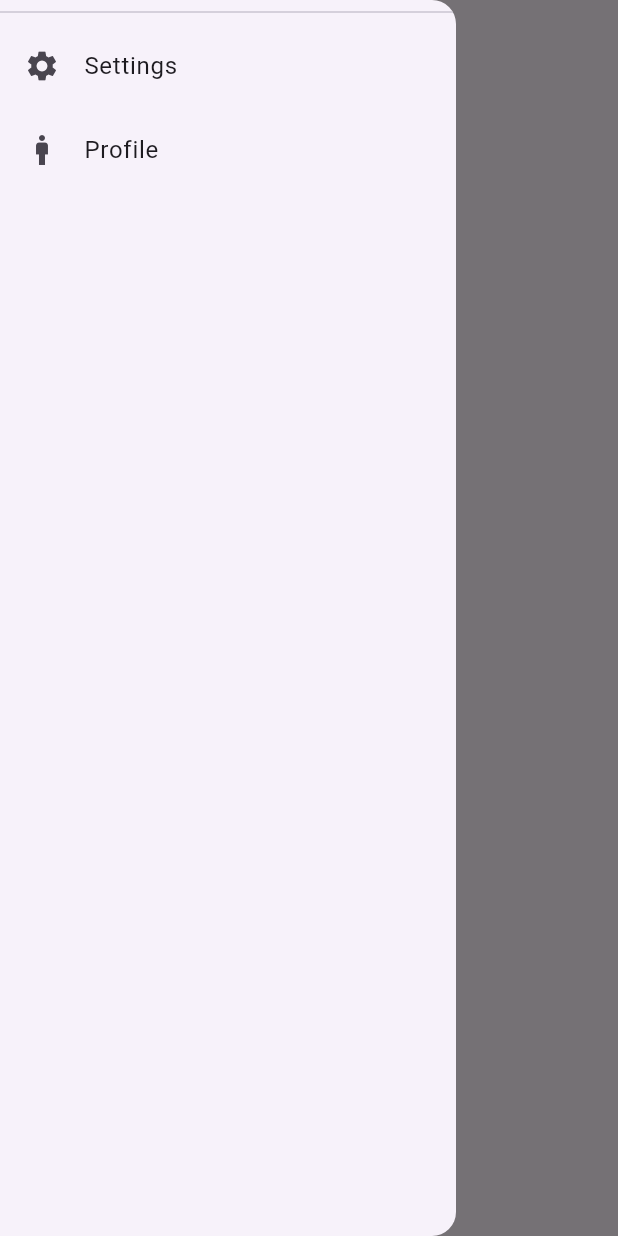
After one commit to Prathamesh0009/ts_social, a Flutter app: the HomeScreen screen opened directly, with the side drawer open, on a phone screen of 412 x 824 dp. The commit adds this screen. Run offline on Flutter 3.47's test engine with Material 3 defaults, Android fonts, the phone set to English and light mode, and no system bars; our stand-ins replace flutter_svg; missing offline and left inert: amplify_auth_cognito, amplify_flutter.

Commit message:
added_app_drawer

```diff
--- a/lib/screens/email_verification_screen.dart
+++ b/lib/screens/email_verification_screen.dart
@@ -1,7 +1,7 @@
 import 'package:flutter/material.dart';
 import 'package:amplify_flutter/amplify_flutter.dart';
 import 'package:ts_social/constants/styles.dart';
-import 'package:ts_social/screens/welcome_screen.dart';
+import 'package:ts_social/screens/home_screen.dart';
 import 'package:ts_social/widgets/custom_button.dart';
 import 'package:ts_social/widgets/text_input_field.dart';
 
@@ -34,7 +34,7 @@ class _EmailVerificationScreenState extends State<EmailVerificationScreen> {
           Navigator.push(
             context,
             MaterialPageRoute(
-              builder: (context) => WelcomeScreen(),
+              builder: (context) => HomeScreen(),
             ),
           );
         } else {
--- /dev/null
+++ b/lib/screens/home_screen.dart
@@ -0,0 +1,20 @@
+import 'package:flutter/material.dart';
+import 'package:ts_social/widgets/app_drawer.dart';
+
+class HomeScreen extends StatelessWidget {
+
+  const HomeScreen({Key? key,}) : super(key: key);
+
+  @override
+  Widget build(BuildContext context) {
+    return Scaffold(
+      appBar: AppBar(
+        title: const Text('Home'),
+      ),
+      drawer: AppDrawer(),
+      body: const Center(
+        child: Text('Welcome to the Home Screen!'),
+      ),
+    );
+  }
+}
--- a/lib/screens/login_screen.dart
+++ b/lib/screens/login_screen.dart
@@ -3,7 +3,7 @@ import 'package:flutter/material.dart';
 import 'package:amplify_flutter/amplify_flutter.dart';
 import 'package:ts_social/constants/styles.dart';
 import 'package:ts_social/screens/create_account_screen.dart';
-import 'package:ts_social/screens/welcome_screen.dart';
+import 'package:ts_social/screens/home_screen.dart';
 import 'package:ts_social/widgets/custom_button.dart';
 import 'package:ts_social/widgets/password_input_field.dart';
 import 'package:ts_social/widgets/text_input_field.dart';
@@ -31,7 +31,7 @@ class _LoginScreenState extends State<LoginScreen> {
           password: _passwordController.text.trim(),
         );
         if (result.isSignedIn) {
-          Navigator.push(context, MaterialPageRoute(builder: (context)=>const WelcomeScreen(),),);
+          Navigator.push(context, MaterialPageRoute(builder: (context)=>const HomeScreen(),),);
         } else {
           setState(() => _errorMessage = "Sign-in not complete");
         }
@@ -108,7 +108,7 @@ class _LoginScreenState extends State<LoginScreen> {
                             TextSpan(
                               text: 'Sign Up',
                               style: AppStyles.blueText,
-                              recognizer: TapGestureRecognizer() //Detects taps on "Sign Upt"
+                              recognizer: TapGestureRecognizer() //Detects taps on "Sign Up"
                                 ..onTap = () {
                                   Navigator.push(
                                     context,
--- /dev/null
+++ b/lib/widgets/app_drawer.dart
@@ -0,0 +1,37 @@
+import 'package:flutter/material.dart';
+
+class AppDrawer extends StatelessWidget {
+  const AppDrawer({Key? key}) : super(key: key);
+
+  @override
+  Widget build(BuildContext context) {
+    return Drawer(
+      child: Column(
+        children: [
+          const Divider(),
+          // Button List
+          Expanded(
+            child: ListView(
+              children: [
+                ListTile(
+                  leading: const Icon(Icons.settings),
+                  title: const Text('Settings'),
+                  onTap: () {
+
+                  },
+                ),
+                ListTile(
+                  leading: const Icon(Icons.man),
+                  title: const Text('Profile'),
+                  onTap: () {
+
+                  },
+                ),
+              ],
+            ),
+          ),
+        ],
+      ),
+    );
+  }
+}
```
